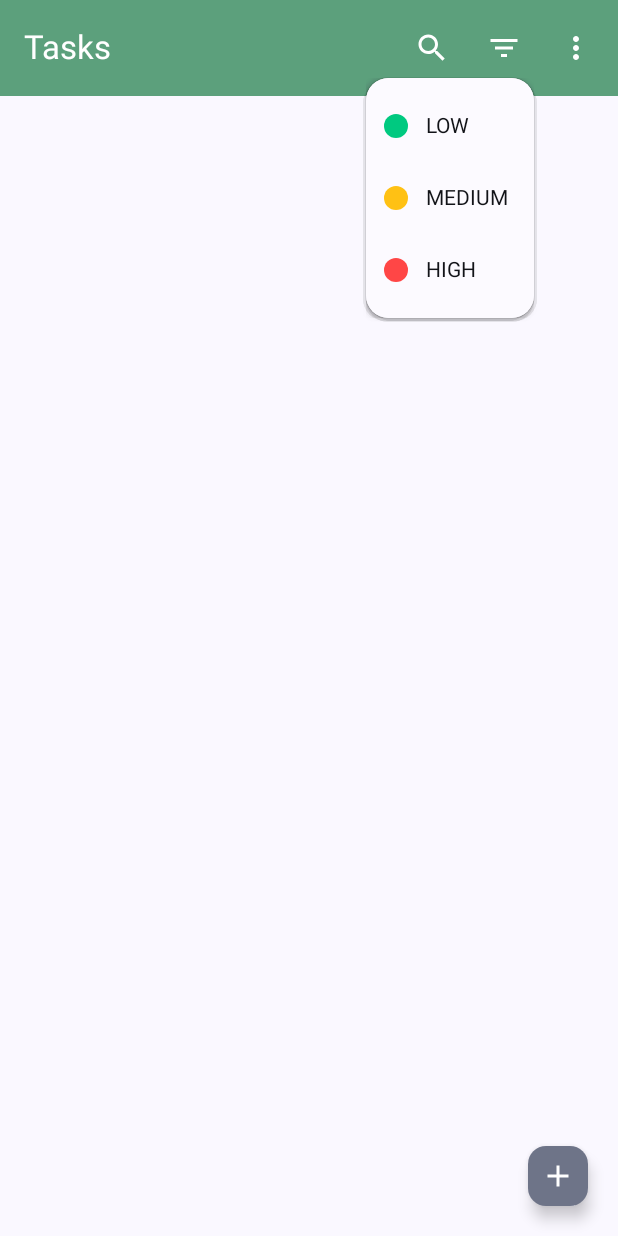
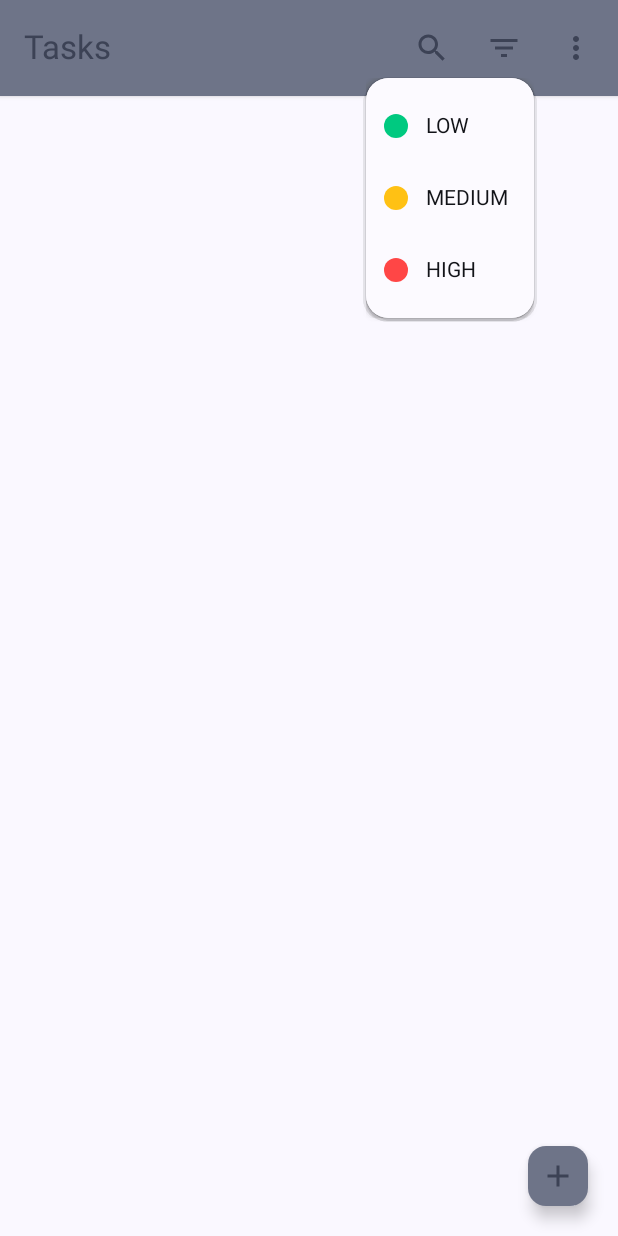
Before and after one commit to dtoanng/compose-todo-app, an Android app built with Jetpack Compose: the composable ListScreen shown on its own in the app's theme, after a tap on "Filter Tasks", on a phone screen of 412 x 824 dp. Run offline under Robolectric (Android 15) with nearby library versions, the phone set to English and light mode, and no system bars.

Commit message:
chore: modify colors

```diff
--- a/app/src/main/java/com/samsung/shrc/dtoanng/jetpackcompose_todo_project/ui/screens/list/ListAppBar.kt
+++ b/app/src/main/java/com/samsung/shrc/dtoanng/jetpackcompose_todo_project/ui/screens/list/ListAppBar.kt
@@ -30,8 +30,6 @@ import com.samsung.shrc.dtoanng.jetpackcompose_todo_project.R
 import com.samsung.shrc.dtoanng.jetpackcompose_todo_project.data.model.Priority
 import com.samsung.shrc.dtoanng.jetpackcompose_todo_project.ui.components.PriorityItem
 import com.samsung.shrc.dtoanng.jetpackcompose_todo_project.ui.theme.ROUND_CONNER
-import com.samsung.shrc.dtoanng.jetpackcompose_todo_project.ui.theme.topAppBarBgColor
-import com.samsung.shrc.dtoanng.jetpackcompose_todo_project.ui.theme.topAppBarContentColor
 
 
 @Composable
@@ -55,10 +53,11 @@ fun DefaultListAppBar(
             Text(
                 stringResource(R.string.tasks),
                 fontSize = MaterialTheme.typography.titleLarge.fontSize,
-                color = topAppBarContentColor
+                color = MaterialTheme.colorScheme.secondary,
             )
         },
-        colors = TopAppBarDefaults.topAppBarColors(topAppBarBgColor),
+        modifier = Modifier.shadow(elevation = 2.dp),
+        colors = TopAppBarDefaults.topAppBarColors(MaterialTheme.colorScheme.secondaryContainer),
         actions = {
             ListAppBarActions(
                 onSearchClicked = onSearchClicked,
@@ -88,7 +87,7 @@ fun SearchAction(
         Icon(
             imageVector = Icons.Filled.Search,
             contentDescription = stringResource(R.string.search_tasks),
-            tint = topAppBarContentColor
+            tint = MaterialTheme.colorScheme.secondary
         )
     }
 }
@@ -110,7 +109,7 @@ fun SortAction(
         Icon(
             imageVector = Icons.Filled.FilterList,
             contentDescription = stringResource(R.string.filter_tasks),
-            tint = topAppBarContentColor
+            tint = MaterialTheme.colorScheme.secondary
         )
 
         MaterialTheme(shapes = MaterialTheme.shapes.copy(extraSmall = RoundedCornerShape(ROUND_CONNER))) {
@@ -167,7 +166,7 @@ fun DeleteAction(
         Icon(
             imageVector = Icons.Filled.MoreVert,
             contentDescription = stringResource(R.string.delete_all_tasks),
-            tint = topAppBarContentColor
+            tint = MaterialTheme.colorScheme.secondary
         )
 
         MaterialTheme(shapes = MaterialTheme.shapes.copy(extraSmall = RoundedCornerShape(ROUND_CONNER))) {
@@ -183,7 +182,7 @@ fun DeleteAction(
                 DropdownMenuItem(
                     text = {
                         Text(
-                            text = "Delete all tasks",
+                            text = stringResource(R.string.delete_all_tasks),
                             style = TextStyle(
                                 color = MaterialTheme.colorScheme.inverseSurface,
                                 fontStyle = FontStyle.Normal
--- a/app/src/main/java/com/samsung/shrc/dtoanng/jetpackcompose_todo_project/ui/screens/list/ListScreen.kt
+++ b/app/src/main/java/com/samsung/shrc/dtoanng/jetpackcompose_todo_project/ui/screens/list/ListScreen.kt
@@ -44,7 +44,7 @@ fun ListFab(navigateToTaskScreens: (Int) -> Unit) {
         Icon(
             imageVector = Icons.Filled.Add,
             contentDescription = stringResource(R.string.add_button),
-            tint = Color.White,
+            tint = MaterialTheme.colorScheme.secondary,
         )
     }
 }
--- a/app/src/main/java/com/samsung/shrc/dtoanng/jetpackcompose_todo_project/ui/theme/Color.kt
+++ b/app/src/main/java/com/samsung/shrc/dtoanng/jetpackcompose_todo_project/ui/theme/Color.kt
@@ -1,7 +1,5 @@
 package com.samsung.shrc.dtoanng.jetpackcompose_todo_project.ui.theme
 
-import androidx.compose.foundation.isSystemInDarkTheme
-import androidx.compose.runtime.Composable
 import androidx.compose.ui.graphics.Color
 
 val Purple80 = Color(0xFFD0BCFF)
@@ -12,19 +10,7 @@ val Purple40 = Color(0xFF6650a4)
 val PurpleGrey40 = Color(0xFF625b71)
 val Pink40 = Color(0xFF7D5260)
 
-val mint60 = Color(0xCC358B5C)
-
-val greyDark = Color(0xCC393A39)
-
 val LowPriorityColor = Color(0xFF00C980)
 val MediumPriorityColor = Color(0xFFFFC114)
 val HighPriorityColor = Color(0xFFFF4646)
 val NonePriorityColor = Color(0xFFFFFFFF)
-
-val topAppBarContentColor: Color
-    @Composable
-    get() = if (isSystemInDarkTheme()) Color.LightGray else Color.White
-
-val topAppBarBgColor: Color
-    @Composable
-    get() = if (isSystemInDarkTheme()) greyDark else mint60
--- a/app/src/main/res/values/strings.xml
+++ b/app/src/main/res/values/strings.xml
@@ -4,5 +4,5 @@
     <string name="tasks">Tasks</string>
     <string name="search_tasks">Search Tasks</string>
     <string name="filter_tasks">Filter Tasks</string>
-    <string name="delete_all_tasks">Delete all tasks</string>
+    <string name="delete_all_tasks">Delete all</string>
 </resources>
```
